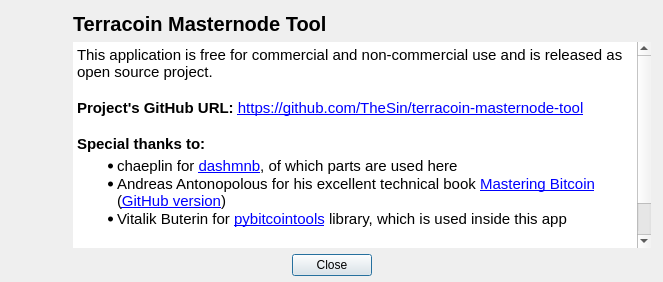
Above: src/ui/ui_about_dlg.ui from mygirl8893/crown-masternode-tool before the change. Below: the same form after it.
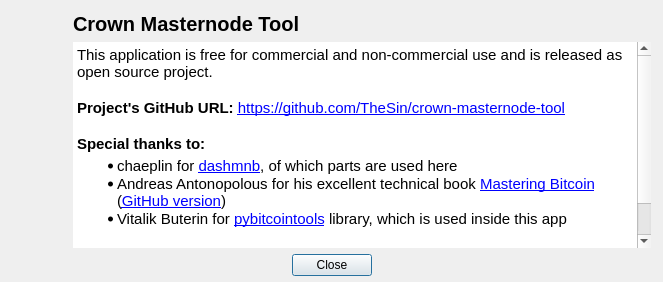
That is the form after the change.

```diff
--- a/src/ui/ui_about_dlg.ui
+++ b/src/ui/ui_about_dlg.ui
@@ -110,7 +110,7 @@
            </font>
           </property>
           <property name="text">
-           <string>Terracoin Masternode Tool</string>
+           <string>Crown Masternode Tool</string>
           </property>
          </widget>
         </item>
@@ -134,7 +134,7 @@
 &lt;/style&gt;&lt;/head&gt;&lt;body style=&quot; font-family:'Arial'; font-size:13pt; font-weight:400; font-style:normal;&quot;&gt;
 &lt;p style=&quot; margin-top:0px; margin-bottom:0px; margin-left:0px; margin-right:0px; -qt-block-indent:0; text-indent:0px;&quot;&gt;&lt;span style=&quot; font-size:11pt;&quot;&gt;This application is free for commercial and non-commercial use and is released as open source project.&lt;/span&gt;&lt;/p&gt;
 &lt;p style=&quot; margin-top:0px; margin-bottom:0px; margin-left:0px; margin-right:0px; -qt-block-indent:0; text-indent:0px;&quot;&gt;&lt;span style=&quot; font-size:11pt;&quot;&gt; &lt;/span&gt;&lt;/p&gt;
-&lt;p style=&quot; margin-top:0px; margin-bottom:0px; margin-left:0px; margin-right:0px; -qt-block-indent:0; text-indent:0px;&quot;&gt;&lt;span style=&quot; font-size:11pt; font-weight:600;&quot;&gt;Project's GitHub URL:&lt;/span&gt;&lt;span style=&quot; font-size:11pt;&quot;&gt; &lt;/span&gt;&lt;a href=&quot;https://github.com/TheSin-/terracoin-masternode-tool&quot;&gt;&lt;span style=&quot; font-size:11pt; text-decoration: underline; color:#0000ff;&quot;&gt;https://github.com/TheSin/terracoin-masternode-tool&lt;/span&gt;&lt;/a&gt;&lt;span style=&quot; font-size:11pt;&quot;&gt; &lt;/span&gt;&lt;/p&gt;
+&lt;p style=&quot; margin-top:0px; margin-bottom:0px; margin-left:0px; margin-right:0px; -qt-block-indent:0; text-indent:0px;&quot;&gt;&lt;span style=&quot; font-size:11pt; font-weight:600;&quot;&gt;Project's GitHub URL:&lt;/span&gt;&lt;span style=&quot; font-size:11pt;&quot;&gt; &lt;/span&gt;&lt;a href=&quot;https://github.com/TheSin-/crown-masternode-tool&quot;&gt;&lt;span style=&quot; font-size:11pt; text-decoration: underline; color:#0000ff;&quot;&gt;https://github.com/TheSin/crown-masternode-tool&lt;/span&gt;&lt;/a&gt;&lt;span style=&quot; font-size:11pt;&quot;&gt; &lt;/span&gt;&lt;/p&gt;
 &lt;p style=&quot;-qt-paragraph-type:empty; margin-top:0px; margin-bottom:0px; margin-left:0px; margin-right:0px; -qt-block-indent:0; text-indent:0px; font-size:11pt;&quot;&gt;&lt;br /&gt;&lt;/p&gt;
 &lt;p style=&quot; margin-top:0px; margin-bottom:0px; margin-left:0px; margin-right:0px; -qt-block-indent:0; text-indent:0px;&quot;&gt;&lt;span style=&quot; font-size:11pt; font-weight:600;&quot;&gt;Special thanks to:&lt;/span&gt;&lt;/p&gt;
 &lt;ul style=&quot;margin-top: 0px; margin-bottom: 0px; margin-left: 0px; margin-right: 0px; -qt-list-indent: 1;&quot;&gt;&lt;li style=&quot; font-size:11pt;&quot; style=&quot; margin-top:4px; margin-bottom:0px; margin-left:0px; margin-right:0px; -qt-block-indent:0; text-indent:0px;&quot;&gt;chaeplin for &lt;a href=&quot;https://github.com/chaeplin/dashmnb&quot;&gt;&lt;span style=&quot; text-decoration: underline; color:#0000ff;&quot;&gt;dashmnb&lt;/span&gt;&lt;/a&gt;, of which parts are used here&lt;/li&gt;
@@ -142,7 +142,7 @@
 &lt;li style=&quot; font-size:11pt;&quot; style=&quot; margin-top:0px; margin-bottom:6px; margin-left:0px; margin-right:0px; -qt-block-indent:0; text-indent:0px;&quot;&gt;Vitalik Buterin for &lt;a href=&quot;https://github.com/vbuterin/pybitcointools&quot;&gt;&lt;span style=&quot; text-decoration: underline; color:#0000ff;&quot;&gt;pybitcointools&lt;/span&gt;&lt;/a&gt; library, which is used inside this app&lt;/li&gt;&lt;/ul&gt;
 &lt;p style=&quot;-qt-paragraph-type:empty; margin-top:0px; margin-bottom:0px; margin-left:0px; margin-right:0px; -qt-block-indent:0; text-indent:0px; font-size:8.25pt;&quot;&gt;&lt;br /&gt;&lt;/p&gt;
 &lt;p style=&quot; margin-top:0px; margin-bottom:0px; margin-left:0px; margin-right:0px; -qt-block-indent:0; text-indent:0px;&quot;&gt;&lt;span style=&quot; font-size:11pt; font-weight:600;&quot;&gt;Original Author:&lt;/span&gt;&lt;span style=&quot; font-size:11pt;&quot;&gt; Bertrand256 (&lt;/span&gt;&lt;a href=&quot;mailto:blogin@protonmail.com&quot;&gt;&lt;span style=&quot; text-decoration: underline; color:#0000ff;&quot;&gt;blogin@protonmail.com&lt;/span&gt;&lt;/a&gt;&lt;span style=&quot; font-size:11pt;&quot;&gt;)&lt;/span&gt;&lt;/p&gt;
-&lt;p style=&quot; margin-top:0px; margin-bottom:0px; margin-left:0px; margin-right:0px; -qt-block-indent:0; text-indent:0px;&quot;&gt;&lt;span style=&quot; font-size:11pt; font-weight:600;&quot;&gt;Terracoin Author:&lt;/span&gt;&lt;span style=&quot; font-size:11pt;&quot;&gt; TheSin- (&lt;/span&gt;&lt;a href=&quot;mailto:thesin@southofheaven.org&quot;&gt;&lt;span style=&quot; text-decoration: underline; color:#0000ff;&quot;&gt;thesin@southofheaven.org&lt;/span&gt;&lt;/a&gt;&lt;span style=&quot; font-size:11pt;&quot;&gt;)&lt;/span&gt;&lt;/p&gt;&lt;/body&gt;&lt;/html&gt;</string>
+&lt;p style=&quot; margin-top:0px; margin-bottom:0px; margin-left:0px; margin-right:0px; -qt-block-indent:0; text-indent:0px;&quot;&gt;&lt;span style=&quot; font-size:11pt; font-weight:600;&quot;&gt;Crown Author:&lt;/span&gt;&lt;span style=&quot; font-size:11pt;&quot;&gt; TheSin- (&lt;/span&gt;&lt;a href=&quot;mailto:thesin@southofheaven.org&quot;&gt;&lt;span style=&quot; text-decoration: underline; color:#0000ff;&quot;&gt;thesin@southofheaven.org&lt;/span&gt;&lt;/a&gt;&lt;span style=&quot; font-size:11pt;&quot;&gt;)&lt;/span&gt;&lt;/p&gt;&lt;/body&gt;&lt;/html&gt;</string>
           </property>
          </widget>
         </item>
```
